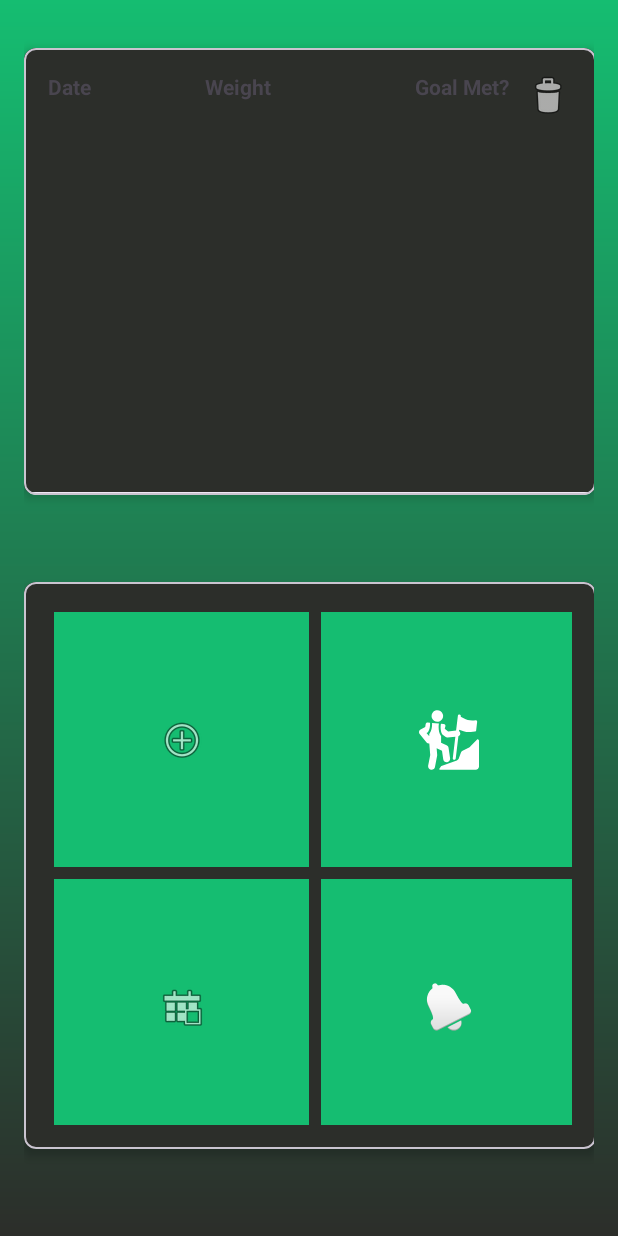
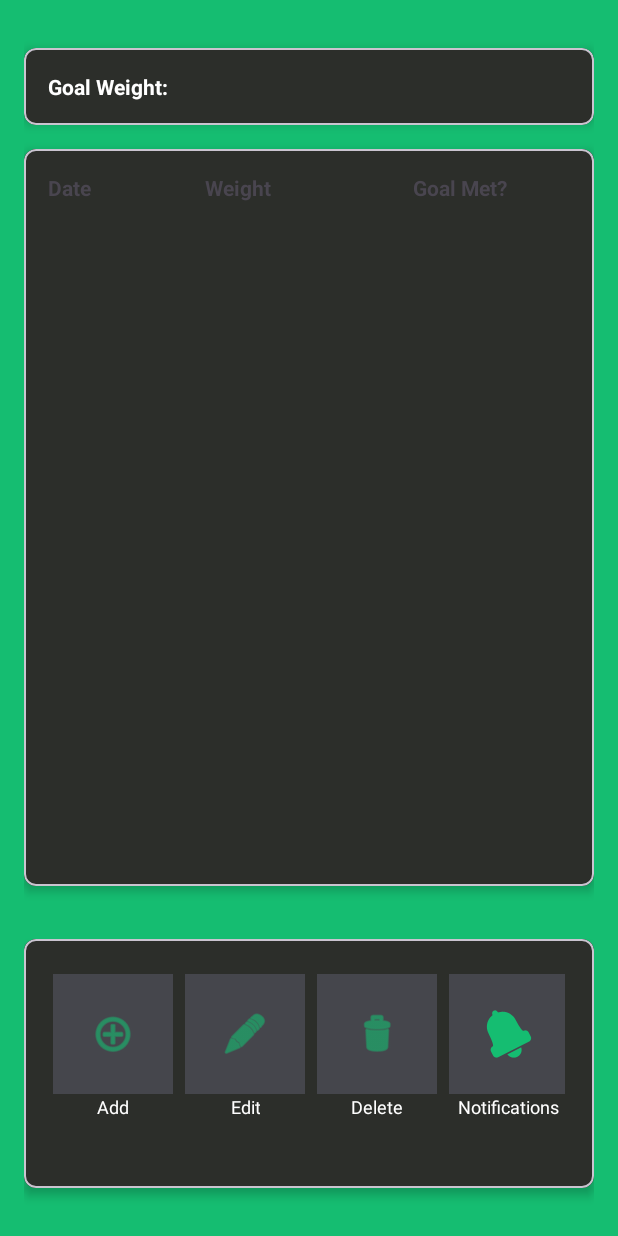
Before and after one commit to ecan0/WeightTracker-CS-360, an Android app: the MainActivity screen opened directly, with no data from a screen before it, on a phone screen of 412 x 824 dp. Run offline under Robolectric (Android 15) with nearby library versions, the phone set to English and light mode, and no system bars.

Commit message:
Update layout to simplify buttons, colors, and goal weight arrangement.

```diff
--- a/app/src/main/java/com/example/weighttracker/LoginActivity.java
+++ b/app/src/main/java/com/example/weighttracker/LoginActivity.java
@@ -25,7 +25,7 @@ public class LoginActivity extends AppCompatActivity {
         loginButton = findViewById(R.id.loginButton);
 
         loginButton.setOnClickListener(view -> {
-            if (username.getText().toString().equals("Eric.Candela") && password.getText().toString().equals("SNHUCS2024")) {
+            if (username.getText().toString().equals("username") && password.getText().toString().equals("password")) {
                 Toast.makeText(LoginActivity.this, "Login Successful!", Toast.LENGTH_SHORT).show();
                 Intent intent = new Intent(LoginActivity.this, MainActivity.class);
                 startActivity(intent);
--- a/app/src/main/res/drawable/ic_mountain_climb.xml
+++ b/app/src/main/res/drawable/ic_mountain_climb.xml
@@ -18,4 +18,5 @@
   <path
       android:pathData="M484.46,240.74c-3.86,-1.55 -8.27,-0.6 -11.14,2.39l-56,58.22c-2.23,2.33 -4.87,4.25 -7.78,5.68l-53.15,26.08c-6.56,3.22 -11.59,8.89 -13.99,15.79l-16.28,46.78c-2.73,7.85 -8.84,14.06 -16.65,16.92l-126.07,46.25c-2.29,0.85 -4.27,2.39 -5.64,4.41l-11.46,16.9c-1.04,1.54 -1.14,3.54 -0.27,5.18c0.87,1.64 2.58,2.67 4.44,2.67h293.79c14.67,0 26.58,-11.9 26.58,-26.58V250.19C490.83,246.03 488.3,242.3 484.46,240.74z"
       android:fillColor="#FFFFFF"/>
+
 </vector>
--- a/app/src/main/res/layout/activity_main.xml
+++ b/app/src/main/res/layout/activity_main.xml
@@ -1,4 +1,3 @@
-<?xml version="1.0" encoding="utf-8"?>
 <androidx.coordinatorlayout.widget.CoordinatorLayout
     xmlns:android="http://schemas.android.com/apk/res/android"
     xmlns:app="http://schemas.android.com/apk/res-auto"
@@ -6,7 +5,7 @@
     android:id="@+id/main"
     android:layout_width="match_parent"
     android:layout_height="match_parent"
-    android:background="@drawable/gradient_background"
+    android:background="@color/green"
     tools:context=".MainActivity">
 
     <androidx.constraintlayout.widget.ConstraintLayout
@@ -15,32 +14,56 @@
         android:padding="16dp"
         app:layout_behavior="@string/appbar_scrolling_view_behavior">
 
+        <!-- New MaterialCardView for Goal Weight -->
+        <com.google.android.material.card.MaterialCardView
+            android:id="@+id/goalWeightCard"
+            android:layout_width="match_parent"
+            android:layout_height="wrap_content"
+            android:layout_marginTop="16dp"
+            android:background="@color/gray"
+            app:cardBackgroundColor="@color/gray"
+            app:cardCornerRadius="8dp"
+            app:cardElevation="4dp"
+            app:layout_constraintEnd_toEndOf="parent"
+            app:layout_constraintStart_toStartOf="parent"
+            app:layout_constraintTop_toTopOf="parent">
+
+            <TextView
+                android:id="@+id/goalWeightText"
+                android:layout_width="wrap_content"
+                android:layout_height="wrap_content"
+                android:layout_margin="16dp"
+                android:text="@string/goal_weight_70kg"
+                android:textColor="@color/white"
+                android:textStyle="bold" />
+        </com.google.android.material.card.MaterialCardView>
+
+        <!-- Existing mainGridEntry with adjusted height -->
         <com.google.android.material.card.MaterialCardView
             android:id="@+id/mainGridEntry"
-            android:layout_width="381dp"
-            android:layout_height="298dp"
+            android:layout_width="match_parent"
+            android:layout_height="0dp"
             android:layout_marginTop="16dp"
             android:background="#2C2E2A"
             app:cardCornerRadius="8dp"
             app:cardElevation="4dp"
-            app:layout_constraintDimensionRatio="H,16:9"
+            app:layout_constraintTop_toBottomOf="@id/goalWeightCard"
+            app:layout_constraintStart_toStartOf="parent"
             app:layout_constraintEnd_toEndOf="parent"
-            app:layout_constraintStart_toStartOf="parent"
-            app:layout_constraintTop_toTopOf="parent">
+            app:layout_constraintHeight_percent="0.62">
 
             <androidx.constraintlayout.widget.ConstraintLayout
                 android:layout_width="match_parent"
-                android:layout_height="296dp"
+                android:layout_height="match_parent"
                 android:background="@color/gray"
-                android:padding="16dp"
-                tools:layout_editor_absoluteY="1dp">
+                android:padding="16dp">
 
                 <!-- Headers Row -->
                 <com.google.android.material.textview.MaterialTextView
                     android:id="@+id/dateHeader"
                     android:layout_width="0dp"
                     android:layout_height="wrap_content"
-                    android:text="Date"
+                    android:text="@string/date"
                     android:textStyle="bold"
                     app:layout_constraintStart_toStartOf="parent"
                     app:layout_constraintTop_toTopOf="parent"
@@ -50,7 +73,7 @@
                     android:id="@+id/WeightHeader"
                     android:layout_width="0dp"
                     android:layout_height="wrap_content"
-                    android:text="Weight"
+                    android:text="@string/weight"
                     android:textStyle="bold"
                     app:layout_constraintStart_toEndOf="@id/dateHeader"
                     app:layout_constraintTop_toTopOf="parent"
@@ -60,21 +83,11 @@
                     android:id="@+id/GoalMetHeader"
                     android:layout_width="0dp"
                     android:layout_height="wrap_content"
-                    android:text="Goal Met?"
+                    android:text="@string/goal_met"
                     android:textStyle="bold"
                     app:layout_constraintEnd_toEndOf="parent"
                     app:layout_constraintTop_toTopOf="parent"
                     app:layout_constraintWidth_percent="0.3" />
-
-                <ImageButton
-                    android:id="@+id/deleteRowButton"
-                    android:layout_width="wrap_content"
-                    android:layout_height="wrap_content"
-                    android:background="?attr/selectableItemBackgroundBorderless"
-                    android:contentDescription="Delete Row"
-                    android:src="@android:drawable/ic_menu_delete"
-                    app:layout_constraintEnd_toEndOf="parent"
-                    app:layout_constraintTop_toTopOf="parent" />
 
                 <!-- RecyclerView for Grid Data -->
                 <androidx.recyclerview.widget.RecyclerView
@@ -83,62 +96,141 @@
                     android:layout_height="0dp"
                     android:layout_marginTop="8dp"
                     app:layout_constraintTop_toBottomOf="@id/dateHeader"
-                    tools:itemCount="12"
-                    tools:layout_editor_absoluteX="16dp" />
+                    app:layout_constraintBottom_toBottomOf="parent" />
 
             </androidx.constraintlayout.widget.ConstraintLayout>
         </com.google.android.material.card.MaterialCardView>
 
+        <!-- Existing gridContainer -->
         <com.google.android.material.card.MaterialCardView
             android:id="@+id/gridContainer"
-            android:layout_width="381dp"
-            android:layout_height="378dp"
-            android:layout_marginTop="16dp"
+            android:layout_width="match_parent"
+            android:layout_height="0dp"
+            android:layout_marginBottom="16dp"
             app:cardCornerRadius="8dp"
             app:cardElevation="4dp"
             app:layout_constraintBottom_toBottomOf="parent"
             app:layout_constraintEnd_toEndOf="parent"
             app:layout_constraintStart_toStartOf="parent"
-            app:layout_constraintTop_toBottomOf="@id/mainGridEntry">
+            app:layout_constraintHeight_percent="0.21">
 
             <GridLayout
                 android:layout_width="match_parent"
                 android:layout_height="match_parent"
                 android:alignmentMode="alignBounds"
                 android:background="@color/gray"
-                android:columnCount="2"
-                android:padding="16dp"
-                android:rowCount="2"
+                android:columnCount="4"
+                android:gravity="center"
+                android:padding="19dp"
+                android:rowCount="1"
                 android:useDefaultMargins="true">
+
+                <LinearLayout
+                    android:layout_width="wrap_content"
+                    android:layout_height="wrap_content"
+                    android:layout_marginEnd="8dp"
+                    android:gravity="center"
+                    android:orientation="vertical">
 
                     <ImageButton
                         android:id="@+id/addButton"
-                    android:layout_width="170dp"
-                    android:layout_height="170dp"
-                    android:background="@color/green"
-                    app:srcCompat="@android:drawable/ic_menu_add" />
+                        android:layout_width="80dp"
+                        android:layout_height="80dp"
+                        android:background="@color/material_dynamic_neutral30"
+                        android:contentDescription="@string/add_new_weight"
+                        android:scaleType="centerInside"
+                        app:srcCompat="@android:drawable/ic_menu_add"
+                        app:tint="@color/green" />
 
-                <ImageButton
-                    android:id="@+id/bmiButton"
-                    android:layout_width="170dp"
-                    android:layout_height="170dp"
-                    android:background="@color/green"
-                    app:srcCompat="@drawable/ic_mountain_climb" />
+                    <TextView
+                        android:layout_width="wrap_content"
+                        android:layout_height="wrap_content"
+                        android:gravity="center"
+                        android:text="@string/add"
+                        android:textSize="12sp"
+                        android:textColor="@color/white" />
+                </LinearLayout>
+
+                <LinearLayout
+                    android:layout_width="wrap_content"
+                    android:layout_height="wrap_content"
+                    android:layout_marginEnd="8dp"
+                    android:gravity="center"
+                    android:orientation="vertical">
 
                     <ImageButton
                         android:id="@+id/calendarButton"
-                    android:layout_width="170dp"
-                    android:layout_height="170dp"
-                    android:background="@color/green"
-                    android:src="@android:drawable/ic_menu_today" />
+                        android:layout_width="80dp"
+                        android:layout_height="80dp"
+                        android:background="@color/material_dynamic_neutral30"
+                        android:contentDescription="@string/edit_current_weight"
+                        android:scaleType="centerInside"
+                        android:src="@android:drawable/ic_menu_edit"
+                        app:tint="@color/green" />
+
+                    <TextView
+                        android:layout_width="wrap_content"
+                        android:layout_height="wrap_content"
+                        android:gravity="center"
+                        android:text="@string/edit"
+                        android:textSize="12sp"
+                        android:textColor="@color/white" />
+                </LinearLayout>
+
+                <LinearLayout
+                    android:layout_width="wrap_content"
+                    android:layout_height="wrap_content"
+                    android:layout_marginEnd="8dp"
+                    android:gravity="center"
+                    android:orientation="vertical">
+
+                    <ImageButton
+                        android:id="@+id/deleteButton"
+                        android:layout_width="80dp"
+                        android:layout_height="80dp"
+                        android:background="@color/material_dynamic_neutral30"
+                        android:contentDescription="@string/delete_current_entry"
+                        android:scaleType="centerInside"
+                        app:srcCompat="@android:drawable/ic_menu_delete"
+                        app:tint="@color/green" />
+
+                    <TextView
+                        android:layout_width="wrap_content"
+                        android:layout_height="wrap_content"
+                        android:gravity="center"
+                        android:text="@string/delete"
+                        android:textSize="12sp"
+                        android:textColor="@color/white" />
+                </LinearLayout>
+
+                <LinearLayout
+                    android:layout_width="wrap_content"
+                    android:layout_height="wrap_content"
+                    android:layout_marginEnd="8dp"
+                    android:gravity="center"
+                    android:orientation="vertical">
 
                     <ImageButton
                         android:id="@+id/notificationButton"
-                    android:layout_width="170dp"
-                    android:layout_height="170dp"
-                    android:background="@color/green"
-                    app:srcCompat="@android:drawable/ic_popup_reminder" />
+                        android:layout_width="80dp"
+                        android:layout_height="80dp"
+                        android:background="@color/material_dynamic_neutral30"
+                        android:contentDescription="@string/enable_notifications_for_goal_weight_reached"
+                        android:scaleType="centerInside"
+                        app:srcCompat="@android:drawable/ic_popup_reminder"
+                        app:tint="@color/green" />
+
+                    <TextView
+                        android:layout_width="wrap_content"
+                        android:layout_height="wrap_content"
+                        android:gravity="center"
+                        android:text="@string/notifications"
+                        android:textSize="12sp"
+                        android:textColor="@color/white" />
+                </LinearLayout>
+
             </GridLayout>
         </com.google.android.material.card.MaterialCardView>
+
     </androidx.constraintlayout.widget.ConstraintLayout>
 </androidx.coordinatorlayout.widget.CoordinatorLayout>
--- a/app/src/main/res/values/strings.xml
+++ b/app/src/main/res/values/strings.xml
@@ -6,4 +6,16 @@
     <string name="login">Login</string>
     <string name="register">Register</string>
     <string name="user_greeting">Your daily weight stats are below:</string>
+    <string name="date">Date</string>
+    <string name="weight">Weight</string>
+    <string name="add_new_weight">Add new weight.</string>
+    <string name="add">Add</string>
+    <string name="edit_current_weight">Edit current weight.</string>
+    <string name="edit">Edit</string>
+    <string name="delete">Delete</string>
+    <string name="notifications">Notifications</string>
+    <string name="enable_notifications_for_goal_weight_reached">Enable notifications for goal weight reached.</string>
+    <string name="delete_current_entry">Delete current entry.</string>
+    <string name="goal_met">Goal Met?</string>
+    <string name="goal_weight_70kg">Goal Weight:</string>
 </resources>
```
Lines whose indentation alone changed are shown as unchanged.
